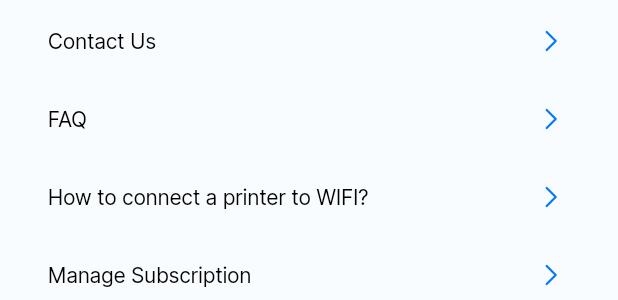
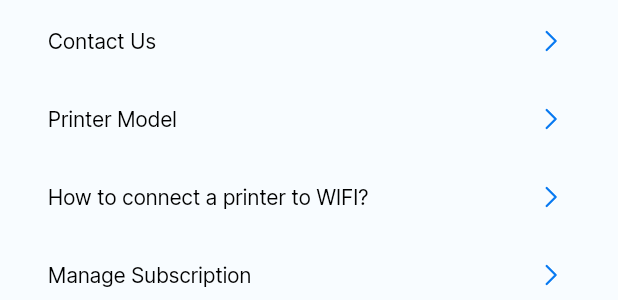
Before and after one commit to kent0505/printer_app, a Flutter app: the SettingsScreen widget shown alone on an empty page, opened directly, on a phone screen of 412 x 824 dp. Shown: the part 460-760 px from the top of the screen. Run offline on Flutter 3.47's test engine with Material 3 defaults, Android fonts, the phone set to English and light mode, and no system bars; our stand-ins replace connectivity_plus, file_picker, flutter_bloc, flutter_svg, go_router, image_picker and 7 more; missing offline and left inert: photo_manager; accounts and stored records are empty.

Commit message:
printer model

```diff
--- a/lib/main.dart
+++ b/lib/main.dart
@@ -5,6 +5,7 @@ import 'package:shared_preferences/shared_preferences.dart';
 
 import 'src/core/config/router.dart';
 import 'src/core/config/themes.dart';
+import 'src/features/firebase/data/firebase_repository.dart';
 import 'src/features/onboard/data/onboard_repository.dart';
 import 'src/features/internet/bloc/internet_bloc.dart';
 import 'src/features/home/bloc/home_bloc.dart';
@@ -28,6 +29,9 @@ Future<void> main() async {
       providers: [
         RepositoryProvider<OnboardRepository>(
           create: (context) => OnboardRepositoryImpl(prefs: prefs),
+        ),
+        RepositoryProvider<FirebaseRepository>(
+          create: (context) => FirebaseRepositoryImpl(prefs: prefs),
         ),
         RepositoryProvider<PrinterRepository>(
           create: (context) => PrinterRepositoryImpl(),
--- a/lib/src/core/config/constants.dart
+++ b/lib/src/core/config/constants.dart
@@ -68,6 +68,8 @@ abstract final class Assets {
 
 abstract final class Keys {
   static const onboard = 'onboard';
+  static const printerModel = 'printerModel';
+  static const invoice = 'invoice';
 }
 
 // abstract interface class OnboardRepository {
--- a/lib/src/core/config/router.dart
+++ b/lib/src/core/config/router.dart
@@ -3,6 +3,7 @@ import 'dart:io';
 import 'package:go_router/go_router.dart';
 
 import '../../features/home/screens/home_screen.dart';
+import '../../features/onboard/screens/printer_model_screen.dart';
 import '../../features/printer/screens/camera_screen.dart';
 import '../../features/printer/screens/printables_detail_screen.dart';
 import '../../features/printer/screens/documents_screen.dart';
@@ -83,5 +84,11 @@ final routerConfig = GoRouter(
       path: PrinterWifiScreen.routePath,
       builder: (context, state) => const PrinterWifiScreen(),
     ),
+    GoRoute(
+      path: PrinterModelScreen.routePath,
+      builder: (context, state) => PrinterModelScreen(
+        onboard: state.extra as bool,
+      ),
+    ),
   ],
 );
--- /dev/null
+++ b/lib/src/core/models/printer_model.dart
@@ -0,0 +1,164 @@
+class PrinterModel {
+  PrinterModel({
+    required this.brand,
+    required this.model,
+  });
+
+  final String brand;
+  final String model;
+}
+
+List<PrinterModel> printerModel = [
+  PrinterModel(brand: "HP", model: "OfficeJet Pro 9018e"),
+  PrinterModel(brand: "Canon", model: "PIXMA TR4520"),
+  PrinterModel(brand: "Epson", model: "EcoTank ET-2850"),
+  PrinterModel(brand: "Brother", model: "HL-L2350DW"),
+  PrinterModel(brand: "HP", model: "LaserJet Pro MFP M283fdw"),
+  PrinterModel(brand: "Canon", model: "imageCLASS LBP6230dw"),
+  PrinterModel(brand: "Epson", model: "WorkForce WF-2950"),
+  PrinterModel(brand: "Brother", model: "MFC-J995DW"),
+  PrinterModel(brand: "HP", model: "DeskJet Plus 4155"),
+  PrinterModel(brand: "Canon", model: "MAXIFY GX4020"),
+  PrinterModel(brand: "Epson", model: "Expression Premium XP-6100"),
+  PrinterModel(brand: "Brother", model: "DCP-L2550DW"),
+  PrinterModel(brand: "HP", model: "Envy 6055e"),
+  PrinterModel(brand: "Canon", model: "PIXMA MG3620"),
+  PrinterModel(brand: "Epson", model: "EcoTank ET-4800"),
+  PrinterModel(brand: "Brother", model: "HL-L2395DW"),
+  PrinterModel(brand: "HP", model: "LaserJet Pro M15w"),
+  PrinterModel(brand: "Canon", model: "imageCLASS MF267dw"),
+  PrinterModel(brand: "Epson", model: "WorkForce Pro WF-4740"),
+  PrinterModel(brand: "Brother", model: "MFC-L2710DW"),
+  PrinterModel(brand: "HP", model: "OfficeJet Pro 8025e"),
+  PrinterModel(brand: "Canon", model: "PIXMA TS3520"),
+  PrinterModel(brand: "Epson", model: "EcoTank ET-3760"),
+  PrinterModel(brand: "Brother", model: "HL-L3290CDW"),
+  PrinterModel(brand: "HP", model: "Neverstop 1202w"),
+  PrinterModel(brand: "Canon", model: "MAXIFY MB2720"),
+  PrinterModel(brand: "Epson", model: "Expression Photo XP-8600"),
+  PrinterModel(brand: "Brother", model: "DCP-J785DW"),
+  PrinterModel(brand: "HP", model: "LaserJet Pro MFP M227fdw"),
+  PrinterModel(brand: "Canon", model: "PIXMA TR8620"),
+  PrinterModel(brand: "Epson", model: "WorkForce WF-2860"),
+  PrinterModel(brand: "Brother", model: "MFC-J4335DW"),
+  PrinterModel(brand: "HP", model: "DeskJet 3755"),
+  PrinterModel(brand: "Canon", model: "imageCLASS MF743Cdw"),
+  PrinterModel(brand: "Epson", model: "EcoTank ET-15000"),
+  PrinterModel(brand: "Brother", model: "HL-L6200DW"),
+  PrinterModel(brand: "HP", model: "OfficeJet Pro 9015"),
+  PrinterModel(brand: "Canon", model: "PIXMA G7020"),
+  PrinterModel(brand: "Epson", model: "WorkForce Pro WF-3820"),
+  PrinterModel(brand: "Brother", model: "MFC-L8900CDW"),
+  PrinterModel(brand: "HP", model: "LaserJet Pro M404dn"),
+  PrinterModel(brand: "Canon", model: "imageCLASS LBP612Cdw"),
+  PrinterModel(brand: "Epson", model: "Expression ET-2750"),
+  PrinterModel(brand: "Brother", model: "DCP-L5500DN"),
+  PrinterModel(brand: "HP", model: "Envy Pro 6455"),
+  PrinterModel(brand: "Canon", model: "MAXIFY GX7020"),
+  PrinterModel(brand: "Epson", model: "EcoTank ET-5800"),
+  PrinterModel(brand: "Brother", model: "HL-L6400DW"),
+  PrinterModel(brand: "HP", model: "LaserJet Pro MFP M130fw"),
+  PrinterModel(brand: "Canon", model: "PIXMA TS8320"),
+  PrinterModel(brand: "Epson", model: "EcoTank ET-3850"),
+  PrinterModel(brand: "Brother", model: "MFC-L6900DW"),
+  PrinterModel(brand: "HP", model: "DeskJet 2700e"),
+  PrinterModel(brand: "Canon", model: "imageCLASS MF644Cdw"),
+  PrinterModel(brand: "Epson", model: "WorkForce WF-110"),
+  PrinterModel(brand: "Brother", model: "HL-L2390DW"),
+  PrinterModel(brand: "HP", model: "OfficeJet Pro 6978"),
+  PrinterModel(brand: "Canon", model: "PIXMA TR7020"),
+  PrinterModel(brand: "Epson", model: "Expression Premium XP-7100"),
+  PrinterModel(brand: "Brother", model: "DCP-T720DW"),
+  PrinterModel(brand: "HP", model: "LaserJet Pro MFP M232sdw"),
+  PrinterModel(brand: "Canon", model: "MAXIFY MB5020"),
+  PrinterModel(brand: "Epson", model: "EcoTank ET-2803"),
+  PrinterModel(brand: "Brother", model: "MFC-J6945DW"),
+  PrinterModel(brand: "HP", model: "Envy 7855"),
+  PrinterModel(brand: "Canon", model: "PIXMA G6020"),
+  PrinterModel(brand: "Epson", model: "WorkForce Pro WF-4830"),
+  PrinterModel(brand: "Brother", model: "HL-L8360CDW"),
+  PrinterModel(brand: "HP", model: "Neverstop 1000w"),
+  PrinterModel(brand: "Canon", model: "imageCLASS LBP162dw"),
+  PrinterModel(brand: "Epson", model: "Expression ET-3750"),
+  PrinterModel(brand: "Brother", model: "DCP-L3550CDW"),
+  PrinterModel(brand: "HP", model: "LaserJet Pro MFP M227sdn"),
+  PrinterModel(brand: "Canon", model: "PIXMA TS9520"),
+  PrinterModel(brand: "Epson", model: "EcoTank ET-4850"),
+  PrinterModel(brand: "Brother", model: "MFC-J5945DW"),
+  PrinterModel(brand: "HP", model: "DeskJet 4155e"),
+  PrinterModel(brand: "Canon", model: "MAXIFY GX3020"),
+  PrinterModel(brand: "Epson", model: "WorkForce WF-7710"),
+  PrinterModel(brand: "Brother", model: "HL-L5200DW"),
+  PrinterModel(brand: "HP", model: "OfficeJet Pro 7720"),
+  PrinterModel(brand: "Canon", model: "PIXMA MG7120"),
+  PrinterModel(brand: "Epson", model: "EcoTank ET-16500"),
+  PrinterModel(brand: "Brother", model: "MFC-L8905CDW"),
+  PrinterModel(brand: "HP", model: "LaserJet Pro M404n"),
+  PrinterModel(brand: "Canon", model: "imageCLASS MF445dw"),
+  PrinterModel(brand: "Epson", model: "Expression Photo XP-15000"),
+  PrinterModel(brand: "Brother", model: "DCP-T420W"),
+  PrinterModel(brand: "HP", model: "Envy 6020e"),
+  PrinterModel(brand: "Canon", model: "PIXMA TR4720"),
+  PrinterModel(brand: "Epson", model: "WorkForce Pro WF-4720"),
+  PrinterModel(brand: "Brother", model: "HL-L6400DW"),
+  PrinterModel(brand: "HP", model: "LaserJet Pro MFP M148fdw"),
+  PrinterModel(brand: "Canon", model: "MAXIFY MB2020"),
+  PrinterModel(brand: "Epson", model: "EcoTank ET-3800"),
+  PrinterModel(brand: "Brother", model: "MFC-J5335DW"),
+  PrinterModel(brand: "HP", model: "DeskJet 3752"),
+  PrinterModel(brand: "Canon", model: "PIXMA TS6420"),
+  PrinterModel(brand: "Epson", model: "Expression ET-4700"),
+  PrinterModel(brand: "Brother", model: "DCP-L5650DN"),
+  PrinterModel(brand: "HP", model: "OfficeJet Pro 8035e"),
+  PrinterModel(brand: "Canon", model: "imageCLASS MF455dw"),
+  PrinterModel(brand: "Epson", model: "WorkForce WF-4734"),
+  PrinterModel(brand: "Brother", model: "HL-L3270CDW"),
+  PrinterModel(brand: "HP", model: "LaserJet Pro M15a"),
+  PrinterModel(brand: "Canon", model: "PIXMA G7020"),
+  PrinterModel(brand: "Epson", model: "EcoTank ET-4850"),
+  PrinterModel(brand: "Brother", model: "MFC-J4535DW"),
+  PrinterModel(brand: "HP", model: "Envy Pro 6452"),
+  PrinterModel(brand: "Canon", model: "MAXIFY MB5120"),
+  PrinterModel(brand: "Epson", model: "WorkForce WF-2955"),
+  PrinterModel(brand: "Brother", model: "HL-L2395DW"),
+  PrinterModel(brand: "HP", model: "LaserJet Pro MFP M232dw"),
+  PrinterModel(brand: "Canon", model: "PIXMA TR4520"),
+  PrinterModel(brand: "Epson", model: "Expression ET-2700"),
+  PrinterModel(brand: "Brother", model: "DCP-J552DW"),
+  PrinterModel(brand: "HP", model: "DeskJet 4158"),
+  PrinterModel(brand: "Canon", model: "imageCLASS LBP612Cdw"),
+  PrinterModel(brand: "Epson", model: "EcoTank ET-2800"),
+  PrinterModel(brand: "Brother", model: "MFC-L6905DW"),
+  PrinterModel(brand: "HP", model: "OfficeJet Pro 8210"),
+  PrinterModel(brand: "Canon", model: "PIXMA TS8320"),
+  PrinterModel(brand: "Epson", model: "WorkForce Pro WF-4740"),
+  PrinterModel(brand: "Brother", model: "HL-L5200DN"),
+  PrinterModel(brand: "HP", model: "LaserJet Pro MFP M130fn"),
+  PrinterModel(brand: "Canon", model: "MAXIFY GX4020"),
+  PrinterModel(brand: "Epson", model: "Expression XP-440"),
+  PrinterModel(brand: "Brother", model: "DCP-T820DW"),
+  PrinterModel(brand: "HP", model: "Envy 5055"),
+  PrinterModel(brand: "Canon", model: "PIXMA MG6320"),
+  PrinterModel(brand: "Epson", model: "EcoTank ET-4850"),
+  PrinterModel(brand: "Brother", model: "MFC-J6545DW"),
+  PrinterModel(brand: "HP", model: "Neverstop 1200w"),
+  PrinterModel(brand: "Canon", model: "imageCLASS MF735Cdw"),
+  PrinterModel(brand: "Epson", model: "WorkForce WF-2850"),
+  PrinterModel(brand: "Brother", model: "HL-L3270CDW"),
+  PrinterModel(brand: "HP", model: "LaserJet Pro MFP M227fdn"),
+  PrinterModel(brand: "Canon", model: "PIXMA TR8620"),
+  PrinterModel(brand: "Epson", model: "Expression ET-3700"),
+  PrinterModel(brand: "Brother", model: "DCP-L5500DN"),
+  PrinterModel(brand: "HP", model: "DeskJet 2734"),
+  PrinterModel(brand: "Canon", model: "MAXIFY MB2720"),
+  PrinterModel(brand: "Epson", model: "EcoTank ET-16650"),
+  PrinterModel(brand: "Brother", model: "MFC-J6940DW"),
+  PrinterModel(brand: "HP", model: "OfficeJet Pro 6968"),
+  PrinterModel(brand: "Canon", model: "PIXMA TS5320"),
+  PrinterModel(brand: "Epson", model: "WorkForce WF-2865"),
+  PrinterModel(brand: "Brother", model: "HL-L2390DW"),
+  PrinterModel(brand: "HP", model: "LaserJet Pro M15w"),
+  PrinterModel(brand: "Canon", model: "imageCLASS MF267dw"),
+  PrinterModel(brand: "Epson", model: "Expression Photo XP-8600"),
+  PrinterModel(brand: "Brother", model: "DCP-J785DW"),
+];
--- a/lib/src/features/printer/data/printer_repository.dart
+++ b/lib/src/features/printer/data/printer_repository.dart
@@ -11,7 +11,6 @@ import 'package:pdf/widgets.dart';
 import 'package:printing/printing.dart';
 import 'package:screenshot/screenshot.dart';
 import 'package:share_plus/share_plus.dart';
-
 import '../../../core/utils.dart';
 
 abstract interface class PrinterRepository {
--- a/lib/src/features/printer/screens/printer_screen.dart
+++ b/lib/src/features/printer/screens/printer_screen.dart
@@ -2,6 +2,7 @@ import 'package:flutter/material.dart';
 import 'package:flutter_bloc/flutter_bloc.dart';
 import 'package:go_router/go_router.dart';
 
+import '../../firebase/data/firebase_repository.dart';
 import '../../internet/bloc/internet_bloc.dart';
 import '../../internet/widgets/no_internet.dart';
 import '../../photo/screens/photo_screen.dart';
@@ -105,6 +106,7 @@ class PrinterScreen extends StatelessWidget {
               ],
             ),
             const SizedBox(height: 16),
+            if (context.read<FirebaseRepository>().hasInvoice())
               Row(
                 children: [
                   PrinterCard(
--- a/lib/src/features/settings/screens/settings_screen.dart
+++ b/lib/src/features/settings/screens/settings_screen.dart
@@ -6,6 +6,7 @@ import '../../../core/config/my_colors.dart';
 import '../../../core/widgets/button.dart';
 import '../../../core/widgets/image_widget.dart';
 import '../../../core/widgets/svg_widget.dart';
+import '../../onboard/screens/printer_model_screen.dart';
 import 'printer_wifi_screen.dart';
 
 class SettingsScreen extends StatelessWidget {
@@ -28,8 +29,13 @@ class SettingsScreen extends StatelessWidget {
           onPressed: () {},
         ),
         _SettingsTile(
-          title: 'FAQ',
-          onPressed: () {},
+          title: 'Printer Model',
+          onPressed: () {
+            context.push(
+              PrinterModelScreen.routePath,
+              extra: false,
+            );
+          },
         ),
         _SettingsTile(
           title: 'How to connect a printer to WIFI?',
```
Also changed, not shown: lib/src/core/widgets/txt_field.dart (+7 -3 lines), lib/src/features/firebase/data/firebase_repository.dart (added, +26 -0 lines), lib/src/features/onboard/data/onboard_repository.dart (+13 -0 lines), lib/src/features/onboard/screens/onboard_screen.dart (+5 -2 lines), lib/src/features/onboard/screens/printer_model_screen.dart (added, +208 -0 lines). Lines whose indentation alone changed are shown as unchanged.
